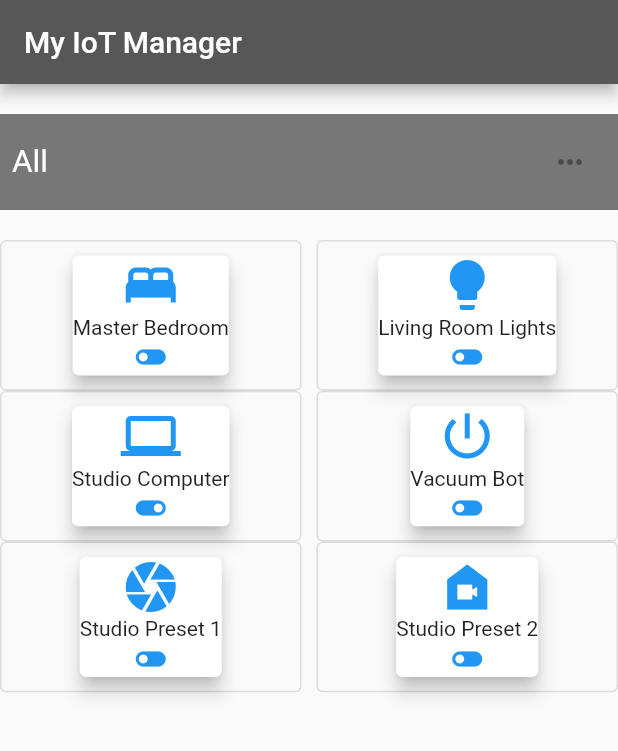
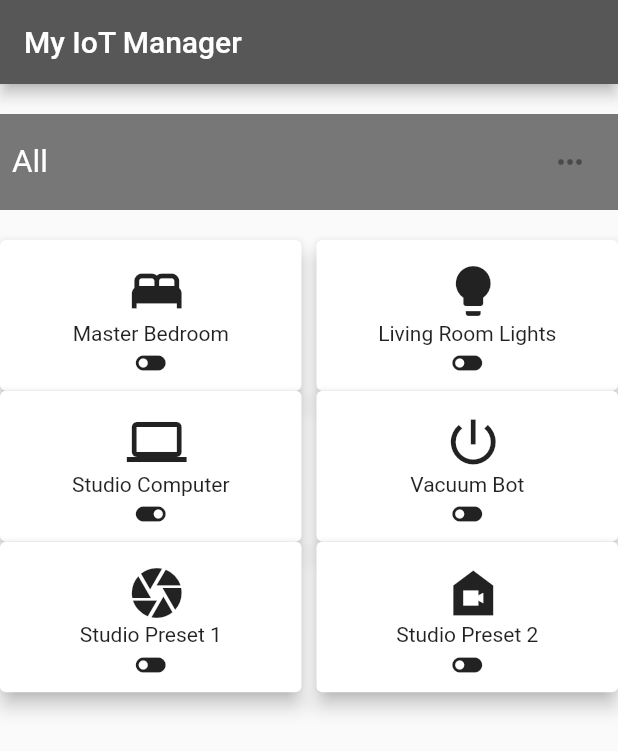
Before and after one commit to Narassin/MADlayoutAssignmentPart1, a Flutter app: the screen it shows after launch, on a phone screen of 412 x 824 dp. Shown: the top 751 px of the screen. Run offline on Flutter 3.47's test engine with Material 2 defaults, Android fonts, the phone set to English and light mode, and no system bars.

Commit message:
Changed from elevatedButton to IconButton

```diff
--- a/lib/home.dart
+++ b/lib/home.dart
@@ -48,7 +48,15 @@ class _GridBox extends State<GridBox> {
             crossAxisSpacing: 10,
             childAspectRatio: 2.0,
             children: List.generate(iotDB.length, (index) {
-              return OutlinedButton(
+              return Card(
+                  margin: const EdgeInsets.all(0),
+                  elevation: 5.0,
+                  child: Column(
+                    mainAxisSize: MainAxisSize.min,
+                    crossAxisAlignment: CrossAxisAlignment.center,
+                    mainAxisAlignment: MainAxisAlignment.center,
+                    children: [
+                      IconButton(
                         onPressed: () {
                           setState(() =>
                               iotDB.elementAt(index)['status'] as bool != true
@@ -57,21 +65,14 @@ class _GridBox extends State<GridBox> {
                           print(iotDB.elementAt(index)['status']);
                           print(iotDB.elementAt(index)['deviceName']);
                         },
-                  child: Card(
-                      margin: const EdgeInsets.all(0),
-                      elevation: 5.0,
-                      child: Column(
-                        mainAxisSize: MainAxisSize.min,
-                        crossAxisAlignment: CrossAxisAlignment.center,
-                        mainAxisAlignment: MainAxisAlignment.center,
-                        children: [
-                          Icon(iotDB[index]['icon'] as IconData, size: 40),
+                        icon: Icon(iotDB[index]['icon'] as IconData, size: 40),
+                      ),
                       Text(iotDB[index]['deviceName'] as String),
                       Icon(iotDB[index]['status'] as bool
                           ? Icons.toggle_off
                           : Icons.toggle_on)
                     ],
-                      )));
+                  ));
             })));
   }
 }
```
Lines whose indentation alone changed are shown as unchanged.
